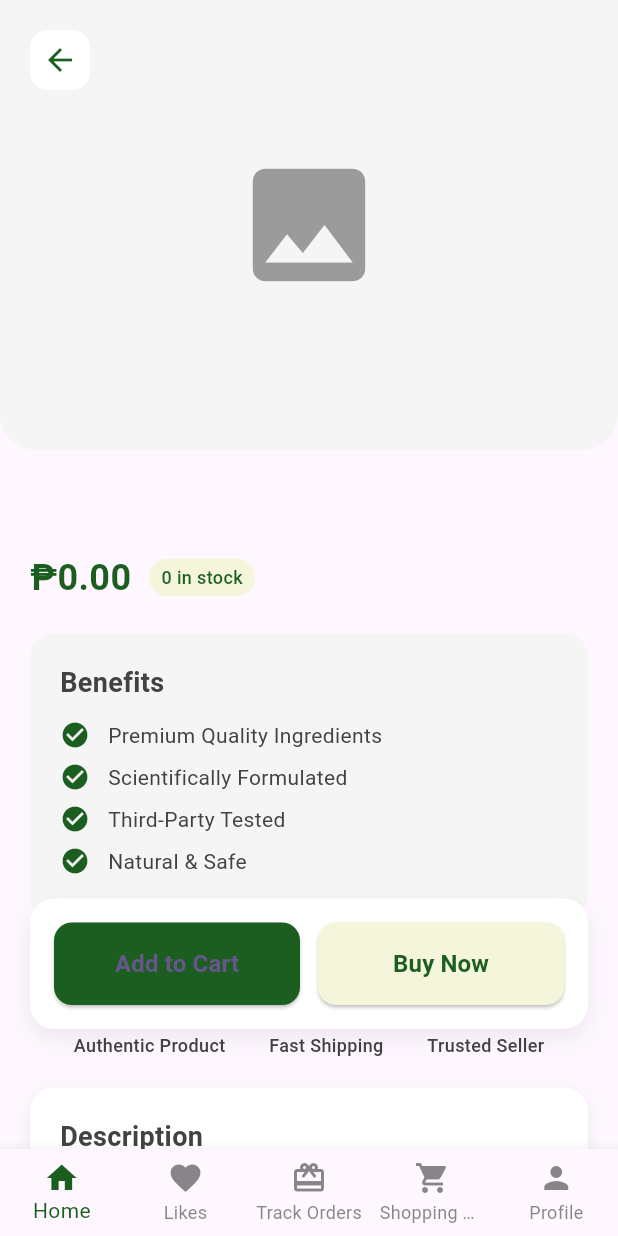
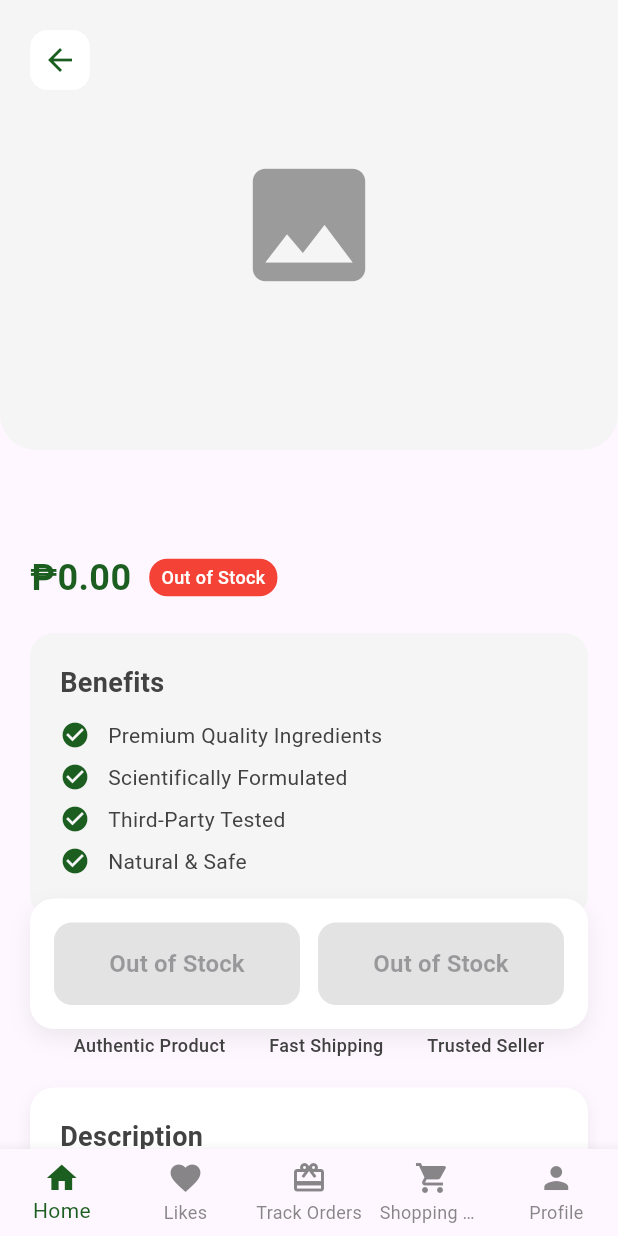
Before and after one commit to leeeeeedesu/NutraTrust, a Flutter app: the ViewProductPage screen opened directly with empty values, on a phone screen of 412 x 824 dp. Run offline on Flutter 3.47's test engine with Material 3 defaults, Android fonts, the phone set to English and light mode, and no system bars; our stand-ins replace cloud_firestore, firebase_auth, firebase_core, firebase_database, image_picker; missing offline and left inert: firebase_app_check; accounts and stored records are empty.

Commit message:
Final project coming to end

```diff
--- a/lib/account_settings.dart
+++ b/lib/account_settings.dart
@@ -228,7 +228,6 @@ class _AccountSecurityPageState extends State<AccountSecurityPage> {
   bool _saving = false;
   StreamSubscription<Map<String, dynamic>?>? _profileSubscription;
   String? _profileImageUrl;
-  String? _bannerImageUrl;
   final ImagePicker _imagePicker = ImagePicker();
   final CloudinaryService _cloudinaryService = CloudinaryService();
 
@@ -283,7 +282,7 @@ class _AccountSecurityPageState extends State<AccountSecurityPage> {
         _nameController.text = fetchedEmail.split('@').first;
         _bioController.text = '';
         _profileImageUrl = null;
-        _bannerImageUrl = null;
+
         return;
       }
 
@@ -309,7 +308,6 @@ class _AccountSecurityPageState extends State<AccountSecurityPage> {
       _bioController.text = loadedBio;
       _emailController.text = loadedEmail;
       _profileImageUrl = loadedProfileImage;
-      _bannerImageUrl = loadedBannerImage;
     } catch (e) {
       if (mounted) {
         ScaffoldMessenger.of(
@@ -464,7 +462,6 @@ class _AccountSecurityPageState extends State<AccountSecurityPage> {
               _bioController.text = loadedBio;
               _emailController.text = loadedEmail;
               _profileImageUrl = loadedProfileImage;
-              _bannerImageUrl = loadedBannerImage;
             });
           },
           onError: (e) {
--- a/lib/admin/admin_dashboard.dart
+++ b/lib/admin/admin_dashboard.dart
@@ -3,7 +3,6 @@ import 'package:flutter/material.dart';
 
 import '../product.dart';
 import '../services/realtime_database_service.dart';
-import '../utils/app_theme.dart';
 import 'admin_base_page.dart';
 import 'admin_delivery.dart';
 import 'admin_inventory.dart';
--- a/lib/done_checkout_page.dart
+++ b/lib/done_checkout_page.dart
@@ -21,7 +21,7 @@ class DoneCheckoutPage extends StatelessWidget {
                 ),
               ),
             ),
-            // Main content
+
             Expanded(
               child: Center(
                 child: Column(
--- a/lib/services/review_service.dart
+++ b/lib/services/review_service.dart
@@ -3,7 +3,7 @@ import 'package:firebase_database/firebase_database.dart';
 import 'package:flutter/foundation.dart';
 import 'realtime_database_service.dart';
 
-/// Review Service - Restricts reviews to delivered orders only
+/// Review Service - Restricts reviews to paid orders only
 class ReviewService {
   static FirebaseDatabase get _database => FirebaseDatabase.instanceFor(
     app: FirebaseAuth.instance.app,
@@ -13,7 +13,7 @@ class ReviewService {
   static DatabaseReference get reviewsRef => _database.ref('reviews');
   static DatabaseReference get ordersRef => _database.ref('orders');
 
-  /// Create a review only if the order has been delivered
+  /// Create a review only if the order has been paid
   /// Returns true if review was saved successfully
   static Future<bool> createReviewForDeliveredOrder({
     required String orderId,
@@ -76,14 +76,14 @@ class ReviewService {
         throw Exception('This order has already been reviewed.');
       }
 
-      // Verify order status is "delivered"
-      if (orderStatus != 'delivered') {
+      // Verify order status is "paid"
+      if (orderStatus != 'paid') {
         debugPrint(
           'ReviewService.createReviewForDeliveredOrder RESTRICTION: '
-          'Order status is "$orderStatus", review only allowed for "delivered"',
+          'Order status is "$orderStatus", review only allowed for "paid"',
         );
         throw Exception(
-          'You can only review orders that have been delivered. Current status: $orderStatus',
+          'You can only review orders that have been paid. Current status: $orderStatus',
         );
       }
 
@@ -123,8 +123,8 @@ class ReviewService {
     }
   }
 
-  /// Get delivered orders for current user that contain the specified productId
-  static Future<List<Map<String, dynamic>>> getDeliveredOrdersForProduct(
+  /// Get paid orders for current user that contain the specified productId
+  static Future<List<Map<String, dynamic>>> getPaidOrdersForProduct(
     String productId,
   ) async {
     final currentUser = FirebaseAuth.instance.currentUser;
@@ -133,8 +133,8 @@ class ReviewService {
     }
 
     debugPrint(
-      'ReviewService.getDeliveredOrdersForProduct: '
-      'Fetching delivered orders for productId=$productId uid=${currentUser.uid}',
+      'ReviewService.getPaidOrdersForProduct: '
+      'Fetching paid orders for productId=$productId uid=${currentUser.uid}',
     );
 
     try {
@@ -145,12 +145,12 @@ class ReviewService {
 
       if (!ordersSnapshot.exists) {
         debugPrint(
-          'ReviewService.getDeliveredOrdersForProduct: No orders found for uid=${currentUser.uid}',
+          'ReviewService.getPaidOrdersForProduct: No orders found for uid=${currentUser.uid}',
         );
         return [];
       }
 
-      final deliveredOrders = <Map<String, dynamic>>[];
+      final paidOrders = <Map<String, dynamic>>[];
       final value = ordersSnapshot.value;
 
       if (value is Map) {
@@ -161,26 +161,26 @@ class ReviewService {
             final orderStatus =
                 orderMap['status']?.toString().toLowerCase() ?? '';
 
-            if (orderProductId == productId && orderStatus == 'delivered') {
+            if (orderProductId == productId && orderStatus == 'paid') {
               final orderId = key.toString();
               debugPrint(
-                'ReviewService.getDeliveredOrdersForProduct: '
-                'Found delivered order orderId=$orderId for productId=$productId',
+                'ReviewService.getPaidOrdersForProduct: '
+                'Found paid order orderId=$orderId for productId=$productId',
               );
-              deliveredOrders.add({'orderId': orderId, ...orderMap});
+              paidOrders.add({'orderId': orderId, ...orderMap});
             }
           }
         });
       }
 
       debugPrint(
-        'ReviewService.getDeliveredOrdersForProduct: '
-        'Found ${deliveredOrders.length} delivered orders for productId=$productId',
+        'ReviewService.getPaidOrdersForProduct: '
+        'Found ${paidOrders.length} paid orders for productId=$productId',
       );
 
-      return deliveredOrders;
+      return paidOrders;
     } catch (e) {
-      debugPrint('ReviewService.getDeliveredOrdersForProduct ERROR: $e');
+      debugPrint('ReviewService.getPaidOrdersForProduct ERROR: $e');
       return [];
     }
   }
--- a/lib/view_product_page.dart
+++ b/lib/view_product_page.dart
@@ -21,7 +21,7 @@ class ViewProductPage extends StatefulWidget {
 class _ViewProductPageState extends State<ViewProductPage> {
   String selectedFlavor = '';
   int quantity = 1;
-  List<Map<String, dynamic>> deliveredOrders = [];
+  List<Map<String, dynamic>> paidOrders = [];
   bool isLoadingOrders = false;
   int _selectedIndex = 0; // Add this for bottom navigation
 
@@ -31,7 +31,7 @@ class _ViewProductPageState extends State<ViewProductPage> {
     if (widget.product.flavors.isNotEmpty) {
       selectedFlavor = widget.product.flavors[0];
     }
-    _loadDeliveredOrders();
+    _loadPaidOrders();
   }
 
   void _onItemTapped(int index) {
@@ -77,18 +77,18 @@ class _ViewProductPageState extends State<ViewProductPage> {
     }
   }
 
-  Future<void> _loadDeliveredOrders() async {
+  Future<void> _loadPaidOrders() async {
     setState(() => isLoadingOrders = true);
     try {
-      final orders = await ReviewService.getDeliveredOrdersForProduct(
+      final orders = await ReviewService.getPaidOrdersForProduct(
         widget.product.id,
       );
-      setState(() => deliveredOrders = orders);
+      setState(() => paidOrders = orders);
       debugPrint(
-        'ViewProductPage: Loaded ${orders.length} delivered orders for productId=${widget.product.id}',
+        'ViewProductPage: Loaded ${orders.length} paid orders for productId=${widget.product.id}',
       );
     } catch (e) {
-      debugPrint('ViewProductPage._loadDeliveredOrders ERROR: $e');
+      debugPrint('ViewProductPage._loadPaidOrders ERROR: $e');
     } finally {
       setState(() => isLoadingOrders = false);
     }
@@ -447,15 +447,23 @@ class _ViewProductPageState extends State<ViewProductPage> {
                         Expanded(
                           child: OutlinedButton(
                             style: OutlinedButton.styleFrom(
-                              side: const BorderSide(color: Colors.green),
+                              side: BorderSide(
+                                color: widget.product.stock == 0
+                                    ? Colors.grey
+                                    : Colors.green,
+                              ),
                               shape: RoundedRectangleBorder(
                                 borderRadius: BorderRadius.circular(12),
                               ),
                               padding: const EdgeInsets.symmetric(vertical: 14),
                             ),
-                            onPressed: () async {
+                            onPressed: widget.product.stock == 0
+                                ? null
+                                : () async {
                                     if (panelQuantity > widget.product.stock) {
-                                ScaffoldMessenger.of(context).showSnackBar(
+                                      ScaffoldMessenger.of(
+                                        context,
+                                      ).showSnackBar(
                                         SnackBar(
                                           content: Text(
                                             'Only ${widget.product.stock} items available',
@@ -478,13 +486,23 @@ class _ViewProductPageState extends State<ViewProductPage> {
                                     );
                                     if (!mounted) return;
                                     Navigator.of(context).pop();
-                              ScaffoldMessenger.of(this.context).showSnackBar(
-                                const SnackBar(content: Text('Added to cart')),
+                                    ScaffoldMessenger.of(
+                                      this.context,
+                                    ).showSnackBar(
+                                      const SnackBar(
+                                        content: Text('Added to cart'),
+                                      ),
                                     );
                                   },
-                            child: const Text(
-                              'Add to cart',
-                              style: TextStyle(color: Colors.green),
+                            child: Text(
+                              widget.product.stock == 0
+                                  ? 'Out of Stock'
+                                  : 'Add to cart',
+                              style: TextStyle(
+                                color: widget.product.stock == 0
+                                    ? Colors.grey
+                                    : Colors.green,
+                              ),
                             ),
                           ),
                         ),
@@ -492,15 +510,21 @@ class _ViewProductPageState extends State<ViewProductPage> {
                         Expanded(
                           child: ElevatedButton(
                             style: ElevatedButton.styleFrom(
-                              backgroundColor: const Color(0xFF1B5E20),
+                              backgroundColor: widget.product.stock == 0
+                                  ? Colors.grey
+                                  : const Color(0xFF1B5E20),
                               shape: RoundedRectangleBorder(
                                 borderRadius: BorderRadius.circular(12),
                               ),
                               padding: const EdgeInsets.symmetric(vertical: 14),
                             ),
-                            onPressed: () {
+                            onPressed: widget.product.stock == 0
+                                ? null
+                                : () {
                                     if (panelQuantity > widget.product.stock) {
-                                ScaffoldMessenger.of(context).showSnackBar(
+                                      ScaffoldMessenger.of(
+                                        context,
+                                      ).showSnackBar(
                                         SnackBar(
                                           content: Text(
                                             'Only ${widget.product.stock} items available',
@@ -525,12 +549,17 @@ class _ViewProductPageState extends State<ViewProductPage> {
                                     Navigator.push(
                                       context,
                                       MaterialPageRoute(
-                                  builder: (_) =>
-                                      CheckoutPage(previewItems: [previewItem]),
+                                        builder: (_) => CheckoutPage(
+                                          previewItems: [previewItem],
+                                        ),
                                       ),
                                     );
                                   },
-                            child: const Text('Buy now'),
+                            child: Text(
+                              widget.product.stock == 0
+                                  ? 'Out of Stock'
+                                  : 'Buy now',
+                            ),
                           ),
                         ),
                       ],
@@ -665,14 +694,20 @@ class _ViewProductPageState extends State<ViewProductPage> {
               Container(
                 padding: const EdgeInsets.symmetric(horizontal: 8, vertical: 4),
                 decoration: BoxDecoration(
-                  color: AppColors.accent,
+                  color: widget.product.stock == 0
+                      ? Colors.red
+                      : AppColors.accent,
                   borderRadius: BorderRadius.circular(12),
                 ),
                 child: Text(
-                  '${widget.product.stock} in stock',
-                  style: const TextStyle(
+                  widget.product.stock == 0
+                      ? 'Out of Stock'
+                      : '${widget.product.stock} in stock',
+                  style: TextStyle(
                     fontSize: 12,
-                    color: AppColors.primary,
+                    color: widget.product.stock == 0
+                        ? Colors.white
+                        : AppColors.primary,
                     fontWeight: FontWeight.w500,
                   ),
                 ),
@@ -818,7 +853,7 @@ class _ViewProductPageState extends State<ViewProductPage> {
       );
     }
 
-    if (deliveredOrders.isEmpty) {
+    if (paidOrders.isEmpty) {
       return const SizedBox.shrink();
     }
 
@@ -833,7 +868,7 @@ class _ViewProductPageState extends State<ViewProductPage> {
         crossAxisAlignment: CrossAxisAlignment.start,
         children: [
           Text(
-            'You have ${deliveredOrders.length} delivered order(s)',
+            'You have ${paidOrders.length} paid order(s)',
             style: const TextStyle(
               fontSize: 16,
               fontWeight: FontWeight.w600,
@@ -848,7 +883,7 @@ class _ViewProductPageState extends State<ViewProductPage> {
           const SizedBox(height: 16),
           ElevatedButton.icon(
             onPressed: () =>
-                _showReviewDialog(deliveredOrders.first['orderId'].toString()),
+                _showReviewDialog(paidOrders.first['orderId'].toString()),
             icon: const Icon(Icons.rate_review),
             label: const Text('Write a Review'),
             style: ElevatedButton.styleFrom(
@@ -900,6 +935,7 @@ class _ViewProductPageState extends State<ViewProductPage> {
   }
 
   Widget _buildStickyActionButtons() {
+    final isOutOfStock = widget.product.stock == 0;
     return Positioned(
       bottom: 80, // Above bottom navigation
       left: 20,
@@ -921,35 +957,47 @@ class _ViewProductPageState extends State<ViewProductPage> {
           children: [
             Expanded(
               child: ElevatedButton(
-                onPressed: _showProductActionPanel,
+                onPressed: isOutOfStock ? null : _showProductActionPanel,
                 style: ElevatedButton.styleFrom(
-                  backgroundColor: AppColors.primary,
+                  backgroundColor: isOutOfStock
+                      ? Colors.grey
+                      : AppColors.primary,
                   shape: RoundedRectangleBorder(
                     borderRadius: BorderRadius.circular(12),
                   ),
                   padding: const EdgeInsets.symmetric(vertical: 16),
                 ),
-                child: const Text(
-                  'Add to Cart',
-                  style: TextStyle(fontSize: 16, fontWeight: FontWeight.w600),
+                child: Text(
+                  isOutOfStock ? 'Out of Stock' : 'Add to Cart',
+                  style: const TextStyle(
+                    fontSize: 16,
+                    fontWeight: FontWeight.w600,
+                  ),
                 ),
               ),
             ),
             const SizedBox(width: 12),
             Expanded(
               child: ElevatedButton(
-                onPressed: _showProductActionPanel,
+                onPressed: isOutOfStock ? null : _showProductActionPanel,
                 style: ElevatedButton.styleFrom(
-                  backgroundColor: AppColors.accent,
-                  foregroundColor: AppColors.primary,
+                  backgroundColor: isOutOfStock
+                      ? Colors.grey
+                      : AppColors.accent,
+                  foregroundColor: isOutOfStock
+                      ? Colors.white
+                      : AppColors.primary,
                   shape: RoundedRectangleBorder(
                     borderRadius: BorderRadius.circular(12),
                   ),
                   padding: const EdgeInsets.symmetric(vertical: 16),
                 ),
-                child: const Text(
-                  'Buy Now',
-                  style: TextStyle(fontSize: 16, fontWeight: FontWeight.w600),
+                child: Text(
+                  isOutOfStock ? 'Out of Stock' : 'Buy Now',
+                  style: const TextStyle(
+                    fontSize: 16,
+                    fontWeight: FontWeight.w600,
+                  ),
                 ),
               ),
             ),
--- a/lib/widgets/review_form.dart
+++ b/lib/widgets/review_form.dart
@@ -36,7 +36,7 @@ class _ReviewFormState extends State<ReviewForm> {
       ScaffoldMessenger.of(context).showSnackBar(
         const SnackBar(
           content: Text(
-            'Order information is required. Please use Track Orders to write a review for a delivered order.',
+            'Order information is required. Please use Track Orders to write a review for a paid order.',
           ),
         ),
       );
```
Also changed, not shown: lib/checkout_page.dart (+61 -2 lines), lib/main.dart (+0 -7 lines), lib/services/realtime_database_service.dart (+17 -1 lines), lib/to_pay.dart (+5 -2 lines), lib/trackorders_page.dart (+35 -10 lines). Lines whose indentation alone changed are shown as unchanged.
